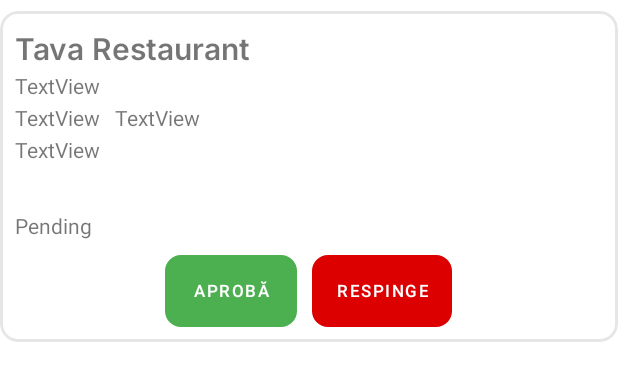
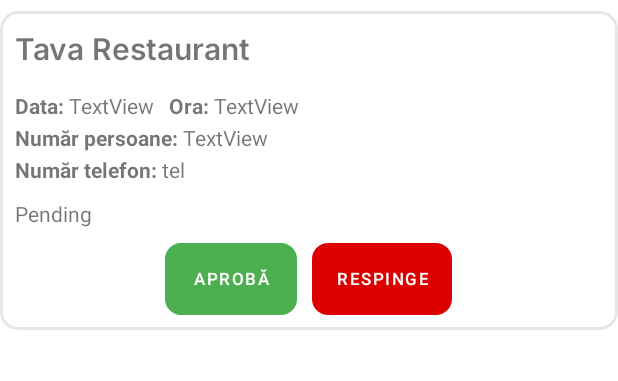
Before and after one commit to claudiucocan18/RestaurantBooking, an Android app: the layout manager_booking_row.xml on its own in the app's theme, with its tools: preview values and no code run, on a phone screen of 412 x 824 dp. Shown: the top 381 px of the screen. Run offline under Robolectric (Android 15) with nearby library versions, the phone set to English and light mode, and no system bars; Roboto replaces fonts that are not available here.

Commit message:
minor last changes bugs

```diff
--- a/app/src/main/res/layout/activity_reservation.xml
+++ b/app/src/main/res/layout/activity_reservation.xml
@@ -109,7 +109,7 @@
                 android:layout_width="360dp"
                 android:layout_height="wrap_content"
                 android:layout_gravity="center"
-                android:text="Oră rezervare" />
+                android:text="Telefon" />
 
             <EditText
                 android:id="@+id/editTelefon"
--- a/app/src/main/res/layout/manager_booking_row.xml
+++ b/app/src/main/res/layout/manager_booking_row.xml
@@ -26,19 +26,17 @@
             android:text="Tava Restaurant"
             android:textSize="20dp" />
 
-        <Space
-            android:layout_width="match_parent"
-            android:layout_height="2dp" />
-
         <TextView
             android:id="@+id/textManagerRezAdresa"
             android:layout_width="wrap_content"
-            android:layout_height="wrap_content"
-            android:text="TextView" />
+            android:layout_height="10dp"
+            android:text="Campul de adresa restaurant"
+            android:textSize="16sp"
+            android:visibility="invisible" />
 
         <Space
             android:layout_width="match_parent"
-            android:layout_height="2dp" />
+            android:layout_height="5dp" />
         <RelativeLayout
             android:layout_width="match_parent"
             android:layout_height="wrap_content"/>
@@ -49,12 +47,28 @@
             android:orientation="horizontal">
 
             <TextView
+                android:id="@+id/textView7"
+                android:layout_width="wrap_content"
+                android:layout_height="wrap_content"
+                android:layout_weight="1"
+                android:text="Data: "
+                android:textStyle="bold" />
+
+            <TextView
                 android:id="@+id/textManagerRezData"
                 android:layout_width="wrap_content"
                 android:layout_height="wrap_content"
                 android:layout_marginEnd="10dp"
                 android:layout_weight="1"
                 android:text="TextView" />
+
+            <TextView
+                android:id="@+id/textView8"
+                android:layout_width="wrap_content"
+                android:layout_height="wrap_content"
+                android:layout_weight="1"
+                android:text="Ora: "
+                android:textStyle="bold" />
 
             <TextView
                 android:id="@+id/textManagerRezOra"
@@ -69,20 +83,47 @@
             android:layout_width="match_parent"
             android:layout_height="2dp" />
 
+        <LinearLayout
+            android:layout_width="match_parent"
+            android:layout_height="match_parent"
+            android:orientation="horizontal">
+
+            <TextView
+                android:id="@+id/textView9"
+                android:layout_width="wrap_content"
+                android:layout_height="wrap_content"
+                android:text="Număr persoane: "
+                android:textStyle="bold" />
+
             <TextView
                 android:id="@+id/textManagerRezNrPersoane"
                 android:layout_width="wrap_content"
                 android:layout_height="wrap_content"
                 android:text="TextView" />
+        </LinearLayout>
 
         <Space
             android:layout_width="match_parent"
             android:layout_height="2dp" />
 
+        <LinearLayout
+            android:layout_width="match_parent"
+            android:layout_height="match_parent"
+            android:orientation="horizontal">
+
+            <TextView
+                android:id="@+id/textView11"
+                android:layout_width="wrap_content"
+                android:layout_height="wrap_content"
+                android:text="Număr telefon: "
+                android:textStyle="bold" />
+
             <TextView
                 android:id="@+id/textTelefon"
-            android:layout_width="match_parent"
-            android:layout_height="wrap_content"/>
+                android:layout_width="wrap_content"
+                android:layout_height="wrap_content"
+                android:text="tel" />
+        </LinearLayout>
 
         <Space
             android:layout_width="match_parent"
```
Also changed, not shown: app/src/main/java/com/example/myapplication/Activities/LogInActivity.java (+18 -3 lines), app/src/main/java/com/example/myapplication/Activities/SignUpActivity.java (+4 -8 lines), app/src/main/res/layout/booking_row.xml (+48 -8 lines). Lines whose indentation alone changed are shown as unchanged.
